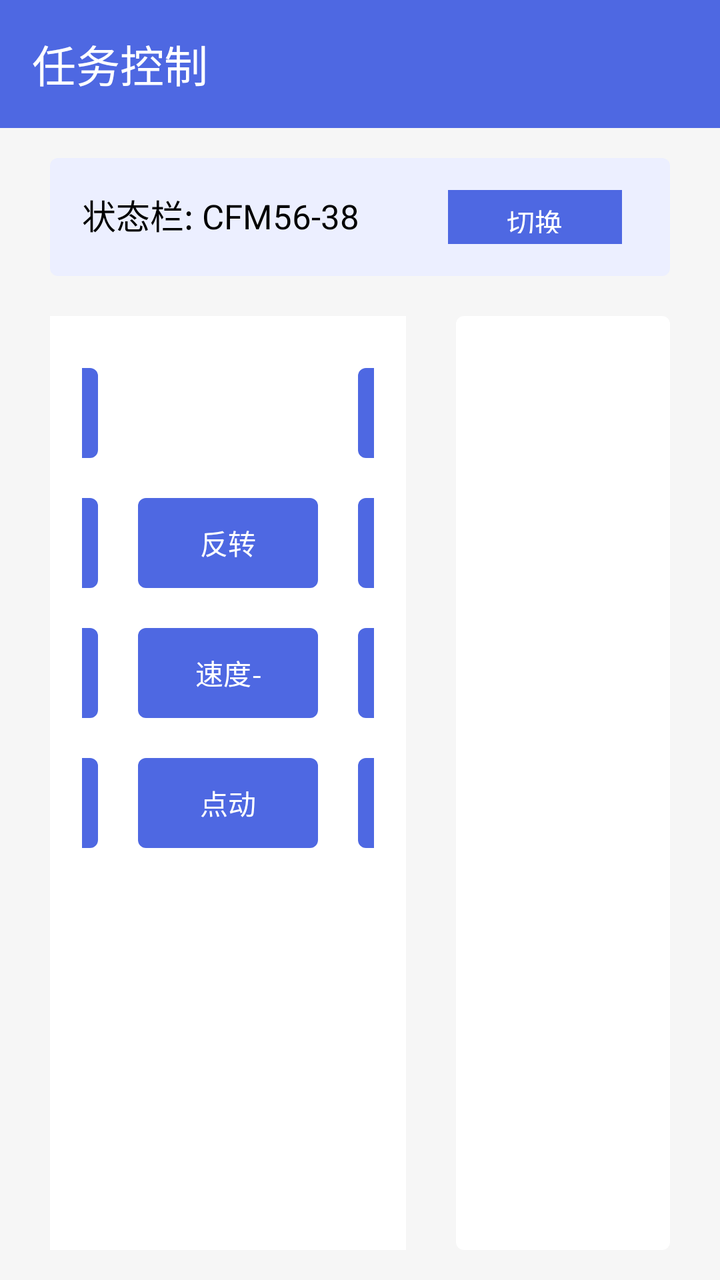
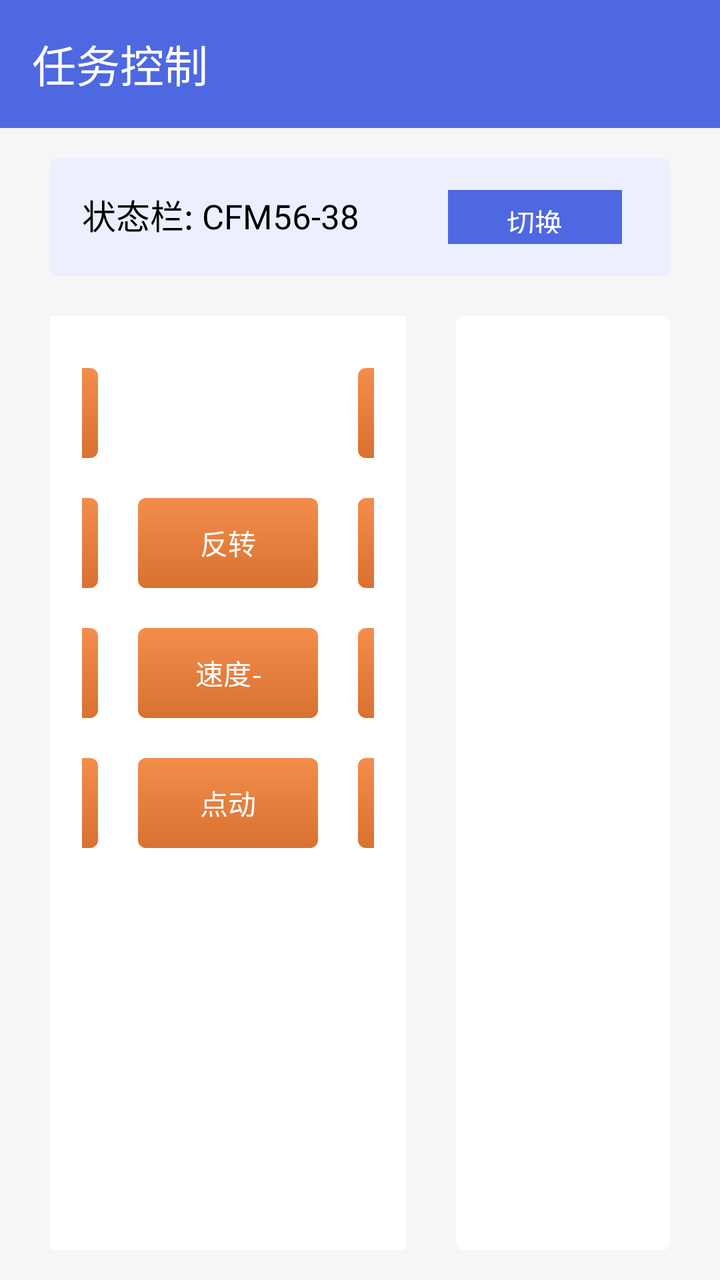

An Android layout rendered at two revisions. The XML below is the earlier revision; the diff shows what the commit changed to produce the second picture.
<!-- AndroidManifest.xml: another module's application theme Theme.DeviceControl -->
<!-- res/layout/activity_task_control.xml -->
<?xml version="1.0" encoding="utf-8"?>
<androidx.coordinatorlayout.widget.CoordinatorLayout xmlns:android="http://schemas.android.com/apk/res/android"
    xmlns:app="http://schemas.android.com/apk/res-auto"
    android:layout_width="match_parent"
    android:layout_height="match_parent"
    android:background="#F6F6F6">

    
    <com.google.android.material.appbar.AppBarLayout
        android:id="@+id/appBarLayout"
        android:layout_width="match_parent"
        android:layout_height="wrap_content"
        android:theme="@style/ThemeOverlay.Material3.Dark">

        <com.google.android.material.appbar.MaterialToolbar
            android:id="@+id/toolbar"
            android:layout_width="match_parent"
            android:layout_height="?attr/actionBarSize"
            android:background="@color/primary"
            app:navigationIconTint="@color/on_primary"
            app:title="任务控制"
            app:titleTextColor="@color/on_primary" />
    </com.google.android.material.appbar.AppBarLayout>

    
    <LinearLayout
        android:layout_width="match_parent"
        android:layout_height="match_parent"
        android:orientation="vertical"
        app:layout_behavior="@string/appbar_scrolling_view_behavior">

        
        <LinearLayout
            android:layout_width="match_parent"
            android:layout_height="59dp"
            android:layout_marginHorizontal="25dp"
            android:layout_marginTop="15dp"
            android:background="@drawable/bg_task_control_top"
            android:gravity="center_vertical"
            android:orientation="horizontal"
            android:padding="@dimen/spacing_medium"
            android:paddingHorizontal="18dp">

            <TextView
                android:id="@+id/tvStatusBar"
                android:layout_width="0dp"
                android:layout_height="wrap_content"
                android:layout_weight="1"
                android:fontFamily="sans-serif"
                android:text="状态栏: CFM56-38 LPC2-20/46 点动 速度: 5分钟/圈"
                android:textColor="@color/color_black"
                android:textSize="17sp" />

            <Button
                android:id="@+id/btnSwitchTask"
                android:layout_width="@dimen/control_top_button_task_width"
                android:layout_height="@dimen/control_top_button_task_height"
                android:layout_marginEnd="@dimen/spacing_small"
                android:text="切换任务"
                android:gravity="center"
                android:textColor="@color/white"
                android:textSize="14sp"
                android:background="@drawable/bg_switch_task_button"
                android:textAllCaps="false" />

            <TextView
                android:id="@+id/tvTaskIndex"
                android:layout_width="wrap_content"
                android:layout_height="wrap_content"
                android:text="任务: 1/2"
                android:textColor="@color/color_666666"
                android:textSize="16sp"
                android:textStyle="bold"
                android:visibility="gone" />
        </LinearLayout>

        
        <LinearLayout
            android:layout_width="match_parent"
            android:layout_height="0dp"
            android:layout_weight="1"
            android:gravity="center_vertical"
            android:orientation="horizontal"
            android:paddingHorizontal="25dp"
            android:paddingTop="20dp"
            android:paddingBottom="15dp">

            
            <LinearLayout
                android:layout_width="0dp"
                android:layout_height="match_parent"
                android:layout_weight="2.5"
                android:layout_marginEnd="25dp"
                android:background="@drawable/bg_task_control_bottom"
                android:orientation="vertical">

                <androidx.core.widget.NestedScrollView
                    android:layout_width="match_parent"
                    android:layout_height="match_parent"
                    android:fillViewport="true">

                    <com.google.android.material.card.MaterialCardView
                        android:layout_width="match_parent"
                        android:layout_height="wrap_content"
                        app:cardCornerRadius="0dp"
                        app:cardBackgroundColor="@null"
                        app:cardElevation="0dp"
                        app:strokeWidth="0dp">

                        <LinearLayout
                            android:layout_width="wrap_content"
                            android:layout_height="wrap_content"
                            android:gravity="center"
                            android:orientation="vertical"
                            android:padding="@dimen/spacing_medium">

                            
                            <LinearLayout
                                android:layout_width="wrap_content"
                                android:layout_height="wrap_content"
                                android:gravity="center"
                                android:orientation="horizontal">

                                <Button
                                    android:id="@+id/btnStartPause"
                                    android:layout_width="@dimen/control_button_size"
                                    android:layout_height="@dimen/control_button_height"
                                    android:layout_margin="@dimen/control_button_margin"
                                    android:text="@string/start"
                                    android:textSize="14sp"
                                    android:background="@drawable/selector_control_button"
                                    android:textColor="@color/selector_control_button_text"
                                    android:textAllCaps="false" />

                                
                                <View
                                    android:layout_width="@dimen/control_button_size"
                                    android:layout_height="@dimen/control_button_height"
                                    android:layout_margin="@dimen/control_button_margin" />

                                <Button
                                    android:id="@+id/btnPause"
                                    android:layout_width="@dimen/control_button_size"
                                    android:layout_height="@dimen/control_button_height"
                                    android:layout_margin="@dimen/control_button_margin"
                                    android:text="@string/pause"
                                    android:textSize="14sp"
                                    android:background="@drawable/selector_control_button"
                                    android:textColor="@color/selector_control_button_text"
                                    android:textAllCaps="false" />
                            </LinearLayout>

                            
                            <LinearLayout
                                android:layout_width="wrap_content"
                                android:layout_height="wrap_content"
                                android:gravity="center"
                                android:orientation="horizontal">

                                <Button
                                    android:id="@+id/btnForward"
                                    android:layout_width="@dimen/control_button_size"
                                    android:layout_height="@dimen/control_button_height"
                                    android:layout_margin="@dimen/control_button_margin"
                                    android:text="@string/forward"
                                    android:textSize="14sp"
                                    android:background="@drawable/selector_control_button"
                                    android:textColor="@color/selector_control_button_text"
                                    android:textAllCaps="false" />

                                <Button
                                    android:id="@+id/btnReverse"
                                    android:layout_width="@dimen/control_button_size"
                                    android:layout_height="@dimen/control_button_height"
                                    android:layout_margin="@dimen/control_button_margin"
                                    android:text="@string/reverse"
                                    android:textSize="14sp"
                                    android:background="@drawable/selector_control_button"
                                    android:textColor="@color/selector_control_button_text"
                                    android:textAllCaps="false" />

                                <Button
                                    android:id="@+id/btnPhoto"
                                    android:layout_width="@dimen/control_button_size"
                                    android:layout_height="@dimen/control_button_height"
                                    android:layout_margin="@dimen/control_button_margin"
                                    android:text="@string/photo"
                                    android:textSize="14sp"
                                    android:background="@drawable/selector_control_button"
                                    android:textColor="@color/selector_control_button_text"
                                    android:textAllCaps="false" />
                            </LinearLayout>

                            
                            <LinearLayout
                                android:layout_width="wrap_content"
                                android:layout_height="wrap_content"
                                android:gravity="center"
                                android:orientation="horizontal">

                                <Button
                                    android:id="@+id/btnSpeedPlus"
                                    android:layout_width="@dimen/control_button_size"
                                    android:layout_height="@dimen/control_button_height"
                                    android:layout_margin="@dimen/control_button_margin"
                                    android:text="@string/speed_plus"
                                    android:textSize="14sp"
                                    android:background="@drawable/selector_control_button"
                                    android:textColor="@color/selector_control_button_text"
                                    android:textAllCaps="false" />

                                <Button
                                    android:id="@+id/btnSpeedMinus"
                                    android:layout_width="@dimen/control_button_size"
                                    android:layout_height="@dimen/control_button_height"
                                    android:layout_margin="@dimen/control_button_margin"
                                    android:text="@string/speed_minus"
                                    android:textSize="14sp"
                                    android:background="@drawable/selector_control_button"
                                    android:textColor="@color/selector_control_button_text"
                                    android:textAllCaps="false" />

                                <Button
                                    android:id="@+id/btnAddRecord"
                                    android:layout_width="@dimen/control_button_size"
                                    android:layout_height="@dimen/control_button_height"
                                    android:layout_margin="@dimen/control_button_margin"
                                    android:text="@string/record"
                                    android:textSize="14sp"
                                    android:background="@drawable/selector_control_button"
                                    android:textColor="@color/selector_control_button_text"
                                    android:textAllCaps="false" />
                            </LinearLayout>

                            
                            <LinearLayout
                                android:layout_width="wrap_content"
                                android:layout_height="wrap_content"
                                android:gravity="center"
                                android:orientation="horizontal">

                                <Button
                                    android:id="@+id/btnContinuous"
                                    android:layout_width="@dimen/control_button_size"
                                    android:layout_height="@dimen/control_button_height"
                                    android:layout_margin="@dimen/control_button_margin"
                                    android:text="@string/continuous"
                                    android:textSize="14sp"
                                    android:background="@drawable/selector_control_button"
                                    android:textColor="@color/selector_control_button_text"
                                    android:textAllCaps="false" />

                                <Button
                                    android:id="@+id/btnJog"
                                    android:layout_width="@dimen/control_button_size"
                                    android:layout_height="@dimen/control_button_height"
                                    android:layout_margin="@dimen/control_button_margin"
                                    android:text="@string/jog"
                                    android:textSize="14sp"
                                    android:background="@drawable/selector_control_button"
                                    android:textColor="@color/selector_control_button_text"
                                    android:textAllCaps="false" />

                                <Button
                                    android:id="@+id/btnSettings"
                                    android:layout_width="@dimen/control_button_size"
                                    android:layout_height="@dimen/control_button_height"
                                    android:layout_margin="@dimen/control_button_margin"
                                    android:text="@string/settings"
                                    android:textSize="14sp"
                                    android:background="@drawable/selector_control_button"
                                    android:textColor="@color/selector_control_button_text"
                                    android:textAllCaps="false" />
                            </LinearLayout>
                        </LinearLayout>
                    </com.google.android.material.card.MaterialCardView>
                </androidx.core.widget.NestedScrollView>

            </LinearLayout>


            
            <LinearLayout
                android:layout_width="0dp"
                android:layout_height="match_parent"
                android:layout_weight="1.5"
                android:background="@drawable/bg_task_control_bottom"
                android:orientation="vertical"
                android:paddingHorizontal="18dp">

                
                <androidx.recyclerview.widget.RecyclerView
                    android:id="@+id/rvRecords"
                    android:layout_width="match_parent"
                    android:paddingTop="16dp"
                    android:layout_height="match_parent"
                    android:clipToPadding="false" />
            </LinearLayout>
        </LinearLayout>
    </LinearLayout>

</androidx.coordinatorlayout.widget.CoordinatorLayout>
<!-- resources referenced by this layout -->
<resources>
  <color name="color_666666">#666666</color>
  <color name="color_black">#000000</color>
  <color name="on_primary">#FFFFFF</color>
  <color name="primary">#4E68E2</color>
  <color name="white">#FFFFFF</color>
  <dimen name="control_button_height">45dp</dimen>
  <dimen name="control_button_margin">10dp</dimen>
  <dimen name="control_button_size">90dp</dimen>
  <dimen name="control_top_button_task_height">36dp</dimen>
  <dimen name="control_top_button_task_width">87dp</dimen>
  <dimen name="spacing_medium">16dp</dimen>
  <dimen name="spacing_small">8dp</dimen>
  <!-- drawable bg_switch_task_button (drawable) -->
  <?xml version="1.0" encoding="utf-8"?>
  <shape xmlns:android="http://schemas.android.com/apk/res/android"
      android:shape="rectangle">
      <solid android:color="#4E68E2" />
      <corners android:radius="4dp" />
  </shape>
  <!-- drawable bg_task_control_bottom (drawable) -->
  <?xml version="1.0" encoding="utf-8"?>
  <shape xmlns:android="http://schemas.android.com/apk/res/android"
      android:shape="rectangle">
      <solid android:color="@color/color_white" />
      <corners android:radius="@dimen/control_top_button_corner" />
  </shape>
  <!-- drawable bg_task_control_top (drawable) -->
  <?xml version="1.0" encoding="utf-8"?>
  <shape xmlns:android="http://schemas.android.com/apk/res/android"
      android:shape="rectangle">
      <solid android:color="@color/on_surface_variant_new" />
      <corners android:radius="@dimen/control_top_button_corner" />
  </shape>
  <!-- drawable selector_control_button (drawable) -->
  <?xml version="1.0" encoding="utf-8"?>
  <selector xmlns:android="http://schemas.android.com/apk/res/android">
      <item android:state_enabled="false" android:drawable="@drawable/bg_control_button_inactive" />
      <item android:drawable="@drawable/bg_control_button_active" />
  </selector>
  <string name="continuous">连续</string>
  <string name="forward">正转</string>
  <string name="jog">点动</string>
  <string name="pause">暂停</string>
  <string name="photo">拍照</string>
  <string name="record">记录</string>
  <string name="reverse">反转</string>
  <string name="settings">设置</string>
  <string name="speed_minus">速度-</string>
  <string name="speed_plus">速度+</string>
  <string name="start">启动</string>
  <color name="color_white">#ffffff</color>
  <dimen name="control_top_button_corner">4dp</dimen>
  <color name="on_surface_variant_new">#ECEFFF</color>
  <!-- drawable bg_control_button_inactive (drawable) -->
  <?xml version="1.0" encoding="utf-8"?>
  <shape xmlns:android="http://schemas.android.com/apk/res/android"
      android:shape="rectangle">
      <solid android:color="#E4E4E4" />
      <corners android:radius="4dp" />
  </shape>
  <!-- drawable bg_control_button_active (drawable) -->
  <?xml version="1.0" encoding="utf-8"?>
  <shape xmlns:android="http://schemas.android.com/apk/res/android"
      android:shape="rectangle">
      <gradient
          android:angle="270"
          android:startColor="#F38D4C"
          android:endColor="#D97130"
          android:type="linear" />
      <corners android:radius="4dp" />
  </shape>
  <color name="primary_container">#EADDFF</color>
  <color name="on_primary_container">#21005D</color>
  <color name="secondary">#625B71</color>
  <color name="on_secondary">#FFFFFF</color>
  <color name="secondary_container">#E8DEF8</color>
  <color name="on_secondary_container">#1D192B</color>
  <color name="tertiary">#7D5260</color>
  <color name="on_tertiary">#FFFFFF</color>
  <color name="tertiary_container">#FFD8E4</color>
  <color name="on_tertiary_container">#31111D</color>
  <color name="error">#BA1A1A</color>
  <color name="on_error">#FFFFFF</color>
  <color name="error_container">#FFDAD6</color>
  <color name="on_error_container">#410002</color>
  <color name="background">#FFFBFE</color>
  <color name="on_background">#1C1B1F</color>
  <color name="surface">#FFFBFE</color>
  <color name="on_surface">#1C1B1F</color>
  <color name="surface_variant">#E7E0EC</color>
  <color name="on_surface_variant">#49454F</color>
  <!-- unchanged entries left out for length: 1 -->
</resources>

<!-- the commit's change to res/layout/activity_task_control.xml (unified diff, before → after) -->
@@ -69,7 +69,7 @@
                 android:layout_height="wrap_content"
                 android:text="任务: 1/2"
                 android:textColor="@color/color_666666"
-                android:textSize="16sp"
+                android:textSize="14sp"
                 android:textStyle="bold"
                 android:visibility="gone" />
         </LinearLayout>
@@ -92,7 +92,8 @@
                 android:layout_weight="2.5"
                 android:layout_marginEnd="25dp"
                 android:background="@drawable/bg_task_control_bottom"
-                android:orientation="vertical">
+                android:orientation="vertical"
+                android:gravity="center_horizontal">
 
                 <androidx.core.widget.NestedScrollView
                     android:layout_width="match_parent"
@@ -100,9 +101,10 @@
                     android:fillViewport="true">
 
                     <com.google.android.material.card.MaterialCardView
-                        android:layout_width="match_parent"
+                        android:layout_width="wrap_content"
                         android:layout_height="wrap_content"
                         app:cardCornerRadius="0dp"
+                        android:layout_gravity="center_horizontal"
                         app:cardBackgroundColor="@null"
                         app:cardElevation="0dp"
                         app:strokeWidth="0dp">
@@ -112,6 +114,7 @@
                             android:layout_height="wrap_content"
                             android:gravity="center"
                             android:orientation="vertical"
+                            android:layout_gravity="center_horizontal"
                             android:padding="@dimen/spacing_medium">
 
                             
@@ -130,7 +133,8 @@
                                     android:textSize="14sp"
                                     android:background="@drawable/selector_control_button"
                                     android:textColor="@color/selector_control_button_text"
-                                    android:textAllCaps="false" />
+                                    android:textAllCaps="false"
+                                    app:backgroundTint="@null" />
 
                                 
                                 <View
@@ -147,7 +151,8 @@
                                     android:textSize="14sp"
                                     android:background="@drawable/selector_control_button"
                                     android:textColor="@color/selector_control_button_text"
-                                    android:textAllCaps="false" />
+                                    android:textAllCaps="false"
+                                    app:backgroundTint="@null" />
                             </LinearLayout>
 
                             
@@ -166,7 +171,8 @@
                                     android:textSize="14sp"
                                     android:background="@drawable/selector_control_button"
                                     android:textColor="@color/selector_control_button_text"
-                                    android:textAllCaps="false" />
+                                    android:textAllCaps="false"
+                                    app:backgroundTint="@null" />
 
                                 <Button
                                     android:id="@+id/btnReverse"
@@ -177,7 +183,8 @@
                                     android:textSize="14sp"
                                     android:background="@drawable/selector_control_button"
                                     android:textColor="@color/selector_control_button_text"
-                                    android:textAllCaps="false" />
+                                    android:textAllCaps="false"
+                                    app:backgroundTint="@null" />
 
                                 <Button
                                     android:id="@+id/btnPhoto"
@@ -188,7 +195,8 @@
                                     android:textSize="14sp"
                                     android:background="@drawable/selector_control_button"
                                     android:textColor="@color/selector_control_button_text"
-                                    android:textAllCaps="false" />
+                                    android:textAllCaps="false"
+                                    app:backgroundTint="@null" />
                             </LinearLayout>
 
                             
@@ -207,7 +215,8 @@
                                     android:textSize="14sp"
                                     android:background="@drawable/selector_control_button"
                                     android:textColor="@color/selector_control_button_text"
-                                    android:textAllCaps="false" />
+                                    android:textAllCaps="false"
+                                    app:backgroundTint="@null" />
 
                                 <Button
                                     android:id="@+id/btnSpeedMinus"
@@ -218,7 +227,8 @@
                                     android:textSize="14sp"
                                     android:background="@drawable/selector_control_button"
                                     android:textColor="@color/selector_control_button_text"
-                                    android:textAllCaps="false" />
+                                    android:textAllCaps="false"
+                                    app:backgroundTint="@null" />
 
                                 <Button
                                     android:id="@+id/btnAddRecord"
@@ -229,7 +239,8 @@
                                     android:textSize="14sp"
                                     android:background="@drawable/selector_control_button"
                                     android:textColor="@color/selector_control_button_text"
-                                    android:textAllCaps="false" />
+                                    android:textAllCaps="false"
+                                    app:backgroundTint="@null" />
                             </LinearLayout>
 
                             
@@ -248,7 +259,8 @@
                                     android:textSize="14sp"
                                     android:background="@drawable/selector_control_button"
                                     android:textColor="@color/selector_control_button_text"
-                                    android:textAllCaps="false" />
+                                    android:textAllCaps="false"
+                                    app:backgroundTint="@null" />
 
                                 <Button
                                     android:id="@+id/btnJog"
@@ -259,7 +271,8 @@
                                     android:textSize="14sp"
                                     android:background="@drawable/selector_control_button"
                                     android:textColor="@color/selector_control_button_text"
-                                    android:textAllCaps="false" />
+                                    android:textAllCaps="false"
+                                    app:backgroundTint="@null" />
 
                                 <Button
                                     android:id="@+id/btnSettings"
@@ -270,7 +283,8 @@
                                     android:textSize="14sp"
                                     android:background="@drawable/selector_control_button"
                                     android:textColor="@color/selector_control_button_text"
-                                    android:textAllCaps="false" />
+                                    android:textAllCaps="false"
+                                    app:backgroundTint="@null" />
                             </LinearLayout>
                         </LinearLayout>
                     </com.google.android.material.card.MaterialCardView>
<!-- resource entries referenced after the edit -->
@@ -16,7 +16,7 @@
   <?xml version="1.0" encoding="utf-8"?>
   <shape xmlns:android="http://schemas.android.com/apk/res/android"
       android:shape="rectangle">
-      <solid android:color="#4E68E2" />
+      <solid android:color="@color/primary" />
       <corners android:radius="4dp" />
   </shape>
   <!-- drawable bg_task_control_bottom (drawable) -->
